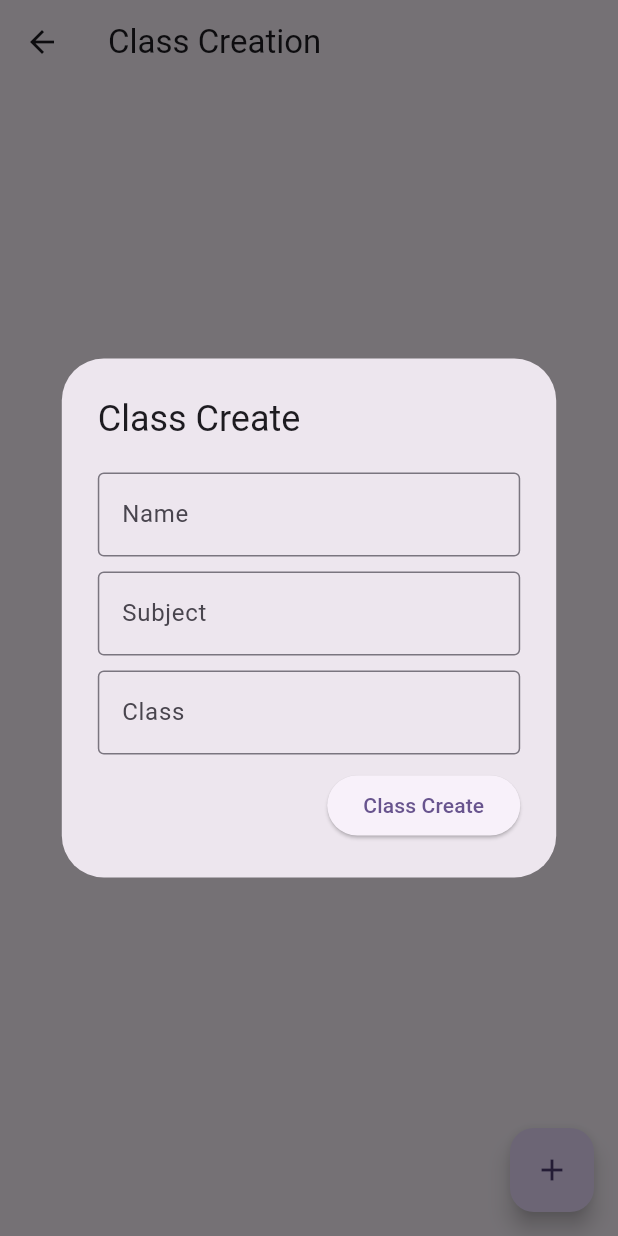
After one commit to musaibumair/Notification-App, a Flutter app: the GroupCreate screen opened directly, after a tap on the "add" icon, on a phone screen of 412 x 824 dp. The commit adds this screen. Run offline on Flutter 3.47's test engine with Material 3 defaults, Android fonts, the phone set to English and light mode, and no system bars; drawn by our look-alikes of firebase_database; our stand-ins replace curved_labeled_navigation_bar, firebase_auth, firebase_core, firebase_storage, image_picker; missing offline and left inert: dart:ffi; accounts and stored records are empty; network calls fail.

Commit message:
add the group in this commit

```diff
--- a/lib/screen/splash/splashscreen.dart
+++ b/lib/screen/splash/splashscreen.dart
@@ -26,7 +26,7 @@ class _SplashScreenState extends State<SplashScreen> {
           return AdminDashBoard();
         },)),);
       }
-      else if(user!.email.toString().contains("pu.edu.pk")){
+      else if(user!.email.toString().contains("pujc.edu.pk")){
         Timer(Duration(seconds: 3),() => Navigator.pushReplacement(context, MaterialPageRoute(builder: (context) {
           return BottomNabBarforTeacher();
         },)),);
--- a/lib/screen/studentdashboard/bottom-navigator-bar.dart
+++ b/lib/screen/studentdashboard/bottom-navigator-bar.dart
@@ -17,7 +17,7 @@ class _BottomNabBarState extends State<BottomNabBar> {
   GlobalKey<CurvedNavigationBarState> _bottomNavigationKey = GlobalKey();
   int currentIndex=0;
   List Screen=[
-    EventDashBoard(),
+    EventDashBoardForStudent(),
     ClassesDashBoard(),
     GroupDashBoard()
   ];
--- /dev/null
+++ b/lib/screen/teacherdashboard/create-group.dart
@@ -0,0 +1,71 @@
+import 'package:firebase_database/firebase_database.dart';
+import 'package:firebase_database/ui/firebase_animated_list.dart';
+import 'package:flutter/material.dart';
+
+import 'class-view.dart';
+
+class GroupCreate extends StatefulWidget {
+  const GroupCreate({super.key});
+
+  @override
+  State<GroupCreate> createState() => _GroupCreateState();
+}
+
+class _GroupCreateState extends State<GroupCreate> {
+  TextEditingController nameController=TextEditingController();
+  TextEditingController classController=TextEditingController();
+  TextEditingController subjectController=TextEditingController();
+  var databaseReference=FirebaseDatabase.instance.ref("Class Creation");
+
+  createClass(){
+    try{
+      databaseReference.push().set({"Teacher Name":nameController.text,"Subject Name":subjectController.text,"Class Name":classController.text});
+    }catch(error){
+      print("error is ${error}");
+    }
+  }
+  @override
+  Widget build(BuildContext context) {
+    return Scaffold(
+      appBar: AppBar(title: Text("Class Creation"),),
+      body: Container(
+        child: FirebaseAnimatedList(query: databaseReference,itemBuilder: (context, snapshot, animation, index) {
+         return ListTile(onTap: (){Navigator.push(context, MaterialPageRoute(builder: (context) => GroupView(className: snapshot.child("Class Name").value.toString(),id: snapshot.key,),));},
+             title: Text(snapshot.child("Class Name").value.toString()),
+         subtitle: Text(snapshot.child("Subject Name").value.toString()+" - "+snapshot.child("Teacher Name").value.toString()),leading: CircleAvatar());
+        },),
+      ),
+      floatingActionButton: FloatingActionButton(onPressed: (){
+        showDialog(context: context, builder:(context) {
+          return AlertDialog(
+            insetPadding: EdgeInsets.all(10),
+            title: Text("Class Create"),
+            actions: [
+              Container(child: TextField(
+                controller: nameController,
+                decoration: InputDecoration(border: OutlineInputBorder(),label: Text("Name")),
+              ),),SizedBox(
+                height: 10,
+              ),
+              Container(child: TextField(
+                controller: subjectController,
+                decoration: InputDecoration(border: OutlineInputBorder(),label: Text("Subject")),
+              ),),SizedBox(
+                height: 10,
+              ),
+              Container(child: TextField(
+                controller: classController,
+                decoration: InputDecoration(border: OutlineInputBorder(),label: Text("Class")),
+              ),),
+              SizedBox(height: 10,),
+              ElevatedButton(onPressed: (){
+                createClass();
+                Navigator.pop(context);
+              }, child: Text("Class Create"))
+            ],
+          );
+        },);
+      },child: Icon(Icons.add),),
+    );
+  }
+}
```
Also changed, not shown: lib/screen/admindashBoard/addmindashboard.dart (+9 -4 lines), lib/screen/admindashBoard/teacher-discussion.dart (added, +207 -0 lines), lib/screen/studentdashboard/eventdashboard.dart (+5 -4 lines), lib/screen/teacherdashboard/bottom-navigator-bar.dart (+10 -9 lines), lib/screen/teacherdashboard/class-view.dart (added, +121 -0 lines).
